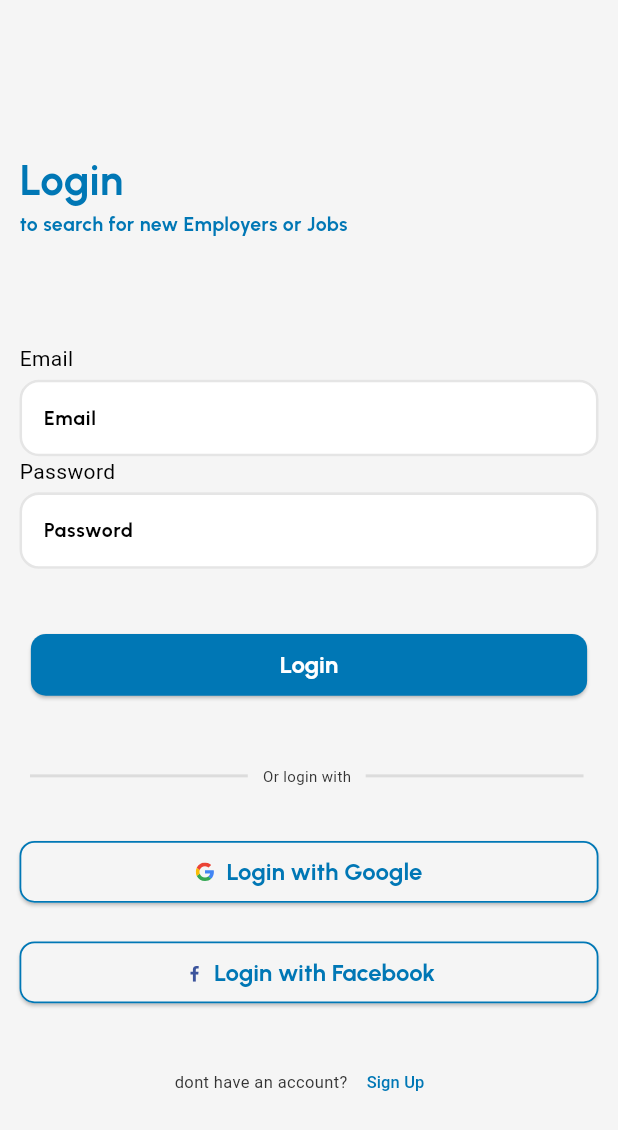
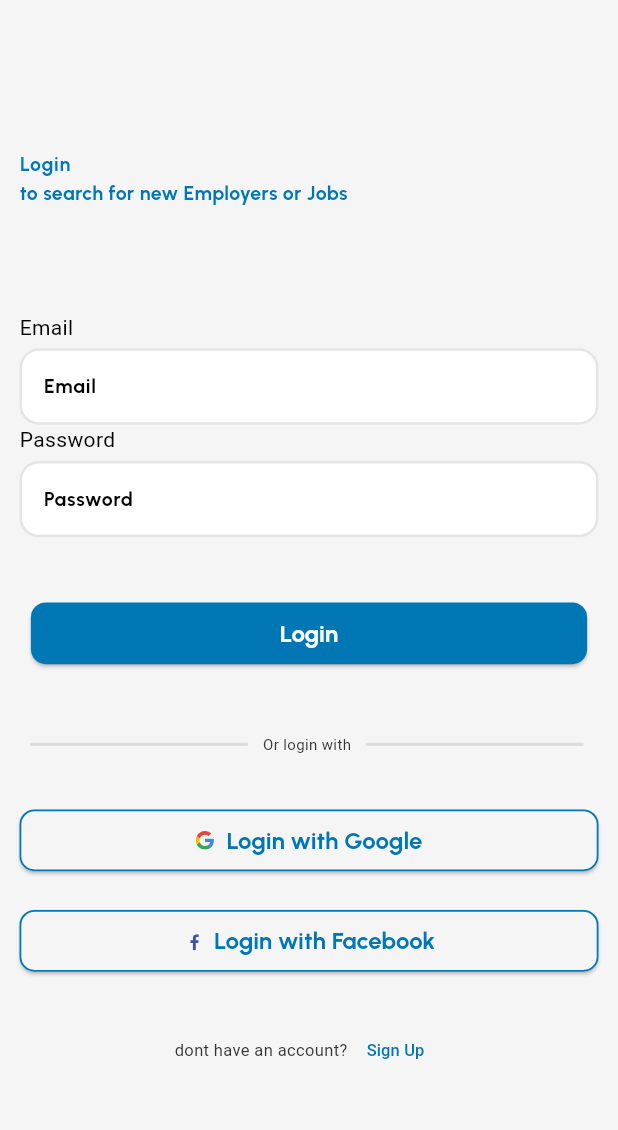
Before and after one commit to WissamAlmsalati/quick_hire_app, a Flutter app: the LoginScreen screen opened directly, on a phone screen of 412 x 824 dp. Shown: the top 1130 px of the screen. Run offline on Flutter 3.47's test engine with Material 3 defaults, Android fonts, the phone set to English and light mode, and no system bars; our stand-ins replace bloc, flutter_bloc, flutter_svg, gap, google_fonts; missing offline and left inert: dart:ffi.

```diff
--- a/lib/features/authintication_screens/presentation/screens/login_screen.dart
+++ b/lib/features/authintication_screens/presentation/screens/login_screen.dart
@@ -43,14 +43,9 @@ class _LoginScreenState extends State<LoginScreen> {
                   child: Column(
                     crossAxisAlignment: CrossAxisAlignment.start,
                     children: [
-                      const Text(
+                      Text(
                         'Login',
-                        style: TextStyle(
-                          fontSize: 28,
-                          fontWeight: FontWeight.bold,
-                          fontFamily: 'Urbanist',
-                          color: Color(0xFF0077B5),
-                        ),
+                        style: Theme.of(context).textTheme.bodyLarge
                       ),
                       const Text(
                         'to search for new Employers or Jobs',
```
